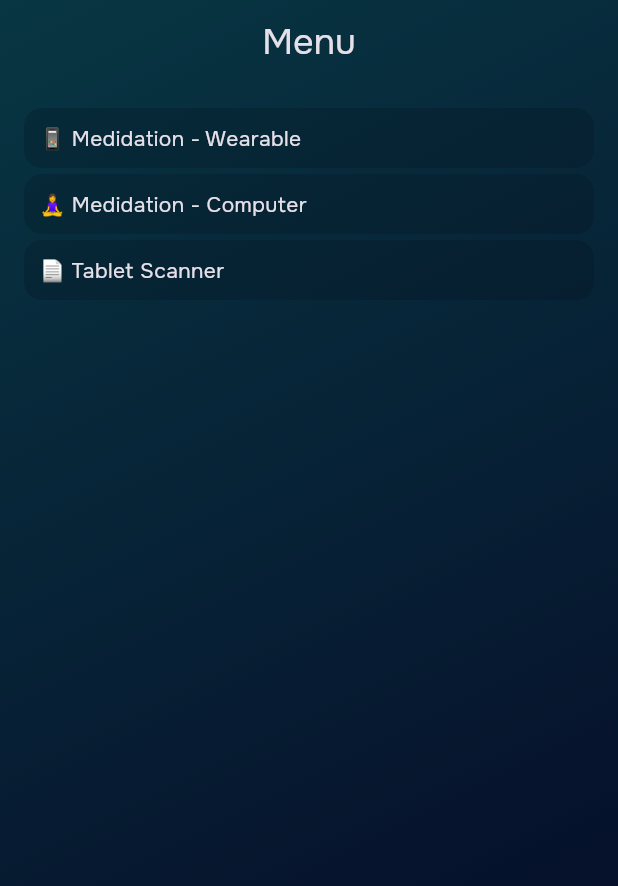
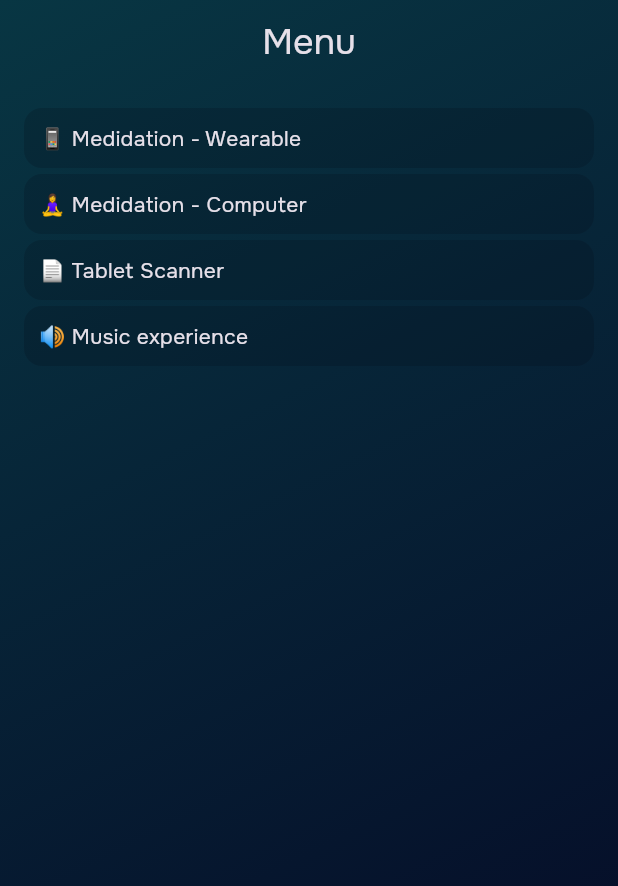
Before and after one commit to pietroid/focuslab, a Flutter app: the screen it shows after launch, on a phone screen of 412 x 824 dp. Shown: the top 886 px of the screen. Run offline on Flutter 3.47's test engine with Material 3 defaults, Android fonts, the phone set to English and light mode, and no system bars; our stand-ins replace bloc, flutter_bloc, go_router, google_fonts, youtube_player_iframe; generated files the repository leaves out were written again.

Commit message:
adding music experience page

```diff
--- a/lib/router/app_router.dart
+++ b/lib/router/app_router.dart
@@ -1,5 +1,6 @@
 import 'package:focuslab/meditation_wearable/view/medidation_wearable_page.dart';
 import 'package:focuslab/menu/view/menu_page.dart';
+import 'package:focuslab/music_experience/view/music_experience_page.dart';
 import 'package:go_router/go_router.dart';
 
 class AppRouter {
@@ -15,7 +16,12 @@ class AppRouter {
               path: '/meditation-wearable',
               builder: (context, state) {
                 return const MeditationWearablePage();
-              })
+              }),
+          GoRoute(
+              path: '/music-experience',
+              builder: (context, state) {
+                return const MusicExperiencePage();
+              }),
         ],
       );
 }
--- a/packages/menu_repository/lib/src/menu_repository.dart
+++ b/packages/menu_repository/lib/src/menu_repository.dart
@@ -6,7 +6,7 @@ import 'package:menu_repository/src/menu_item.dart';
 class MenuRepository {
   ///
   List<MenuItem> getMenuItems() {
-    return [
+    return const [
       MenuItem(
         emoji: '📱',
         title: 'Medidation - Wearable',
@@ -22,6 +22,11 @@ class MenuRepository {
         title: 'Tablet Scanner',
         route: '/tablet-scanner',
       ),
+      MenuItem(
+        emoji: '🔊',
+        title: 'Music experience',
+        route: '/music-experience',
+      ),
     ];
   }
 }
```
Also changed, not shown: lib/music_experience/view/music_experience_page.dart (added, +12 -0 lines).
